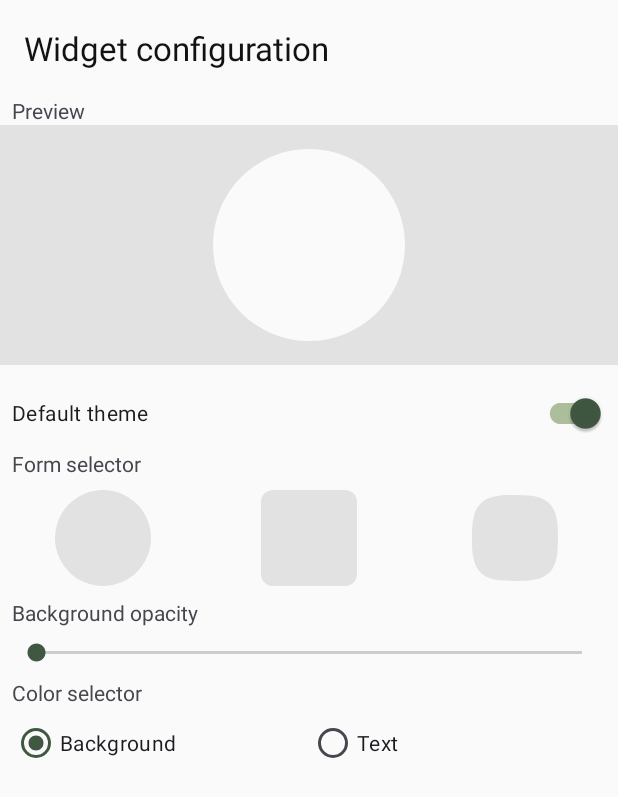
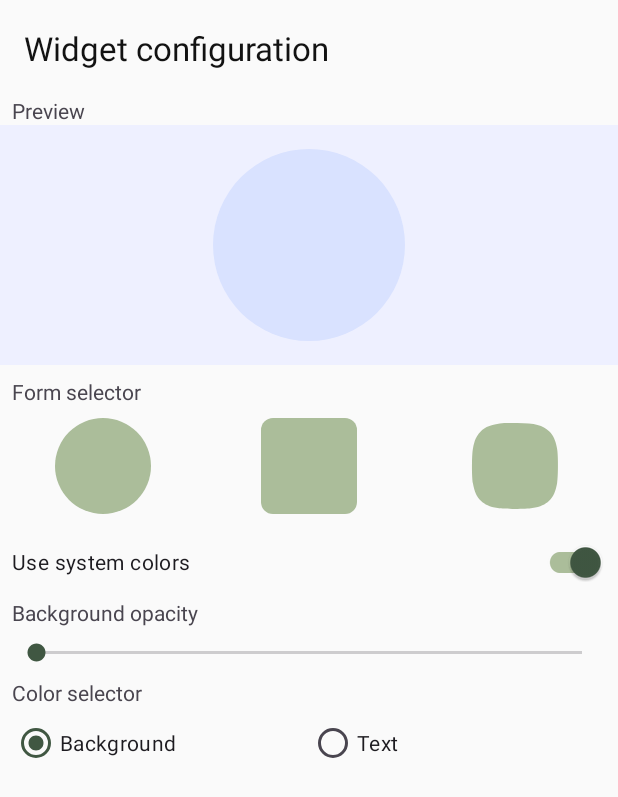
Before and after one commit to sergey-levko/today-app-android, an Android app: the DayOfYearWidgetConfigureActivity screen opened directly, with no data from a screen before it, on a phone screen of 412 x 824 dp. Shown: the top 797 px of the screen. Run offline under Robolectric (Android 15) with nearby library versions, the phone set to English and light mode, and no system bars; 1 statement that could not run was skipped.

Commit message:
TA-22 - Implementing widgets using system-based colors (#30)

```diff
--- a/app/build.gradle
+++ b/app/build.gradle
@@ -43,9 +43,9 @@ android {
 dependencies {
 
     def core_ktx_version = "1.7.0"
-    def appcompat_version = "1.3.1"
-    def android_material_version = "1.5.0-alpha05"
-    def constraintlayout_version = "2.1.1"
+    def appcompat_version = "1.4.0"
+    def android_material_version = "1.5.0-rc01"
+    def constraintlayout_version = "2.1.2"
     def preference_version = "1.1.1"
     def splashscreen_version = "1.0.0-alpha02"
 
--- a/app/src/main/kotlin/by/liauko/siarhei/app/today/activity/DayOfYearWidgetConfigureActivity.kt
+++ b/app/src/main/kotlin/by/liauko/siarhei/app/today/activity/DayOfYearWidgetConfigureActivity.kt
@@ -3,6 +3,7 @@ package by.liauko.siarhei.app.today.activity
 import android.appwidget.AppWidgetManager
 import android.content.Context
 import android.content.Intent
+import android.os.Build
 import android.os.Bundle
 import android.view.View
 import android.widget.ImageView
@@ -64,6 +65,12 @@ class DayOfYearWidgetConfigureActivity : AppCompatActivity() {
         viewBinding = ActivityWidgetConfigurationBinding.inflate(layoutInflater)
         setContentView(viewBinding.root)
 
+        if (Build.VERSION.SDK_INT >= Build.VERSION_CODES.S) {
+            viewBinding.themeSwitch.text = getString(R.string.widget_configuration_system_colors_switch)
+        } else {
+            viewBinding.themeSwitch.text = getString(R.string.widget_configuration_default_theme_switch)
+        }
+
         // Set the result to CANCELED.  This will cause the widget host to cancel
         // out of the widget placement if the user presses the back button.
         setResult(RESULT_CANCELED)
@@ -98,10 +105,10 @@ class DayOfYearWidgetConfigureActivity : AppCompatActivity() {
             val sharedPreferences = getSharedPreferences(getString(R.string.widget_shared_preferences_name), Context.MODE_PRIVATE)
             sharedPreferences.edit()
                 .putBoolean("${appWidgetId}_is_default", isDefaultTheme)
+                .putString("${appWidgetId}_form_name", model.form)
                 .apply()
             if (!isDefaultTheme) {
                 sharedPreferences.edit()
-                    .putString("${appWidgetId}_form_name", model.form)
                     .putInt("${appWidgetId}_background_color", model.backgroundColor)
                     .putInt("${appWidgetId}_opacity", model.opacity)
                     .putInt("${appWidgetId}_text_color", model.textColor)
@@ -128,12 +135,8 @@ class DayOfYearWidgetConfigureActivity : AppCompatActivity() {
             viewBinding.customizationForm.visibility = if (!isChecked) View.VISIBLE else View.GONE
 
             if (isChecked) {
-                viewBinding.widgetPreview.setImageResource(R.drawable.widget_background_circle)
                 viewBinding.widgetPreview.setColorFilter(getColor(R.color.widgetBackground))
-                viewBinding.dayPreviewText.setTextColor(getColor(R.color.primary))
-                viewBinding.circleForm.setColorFilter(getColor(R.color.primary))
-                viewBinding.rectangleForm.setColorFilter(getColor(R.color.widgetConfigFormsDisabled))
-                viewBinding.squircleForm.setColorFilter(getColor(R.color.widgetConfigFormsDisabled))
+                viewBinding.dayPreviewText.setTextColor(getColor(R.color.widgetText))
             }
 
             isDefaultTheme = isChecked
--- a/app/src/main/kotlin/by/liauko/siarhei/app/today/viewmodel/WidgetParametersViewModel.kt
+++ b/app/src/main/kotlin/by/liauko/siarhei/app/today/viewmodel/WidgetParametersViewModel.kt
@@ -17,5 +17,5 @@ class WidgetParametersViewModel(application: Application) : AndroidViewModel(app
     var backgroundColor: Int =
         getApplication<Application>().applicationContext.getColor(R.color.widgetBackground)
     var opacity: Int = ApplicationConstants.OPACITY_MAX_VALUE
-    var textColor: Int = getApplication<Application>().applicationContext.getColor(R.color.primary)
+    var textColor: Int = getApplication<Application>().applicationContext.getColor(R.color.widgetText)
 }
--- a/app/src/main/res/layout/activity_widget_configuration.xml
+++ b/app/src/main/res/layout/activity_widget_configuration.xml
@@ -45,29 +45,10 @@
             android:layout_height="wrap_content"
             android:textSize="@dimen/widget_config_preview_model_text_size"
             android:layout_centerInParent="true"
-            android:textColor="@color/primary"
+            android:textColor="@color/widgetText"
             android:textStyle="bold" />
 
     </RelativeLayout>
-
-    <com.google.android.material.switchmaterial.SwitchMaterial
-        android:id="@+id/theme_switch"
-        android:layout_width="match_parent"
-        android:layout_height="wrap_content"
-        android:layout_marginHorizontal="@dimen/widget_config_margin"
-        android:checked="true"
-        android:text="@string/widget_configuration_default_theme_switch" />
-
-    <androidx.core.widget.NestedScrollView
-        android:id="@+id/customization_form"
-        android:layout_width="match_parent"
-        android:layout_height="wrap_content"
-        android:scrollbars="none">
-
-        <LinearLayout
-            android:layout_width="match_parent"
-            android:layout_height="wrap_content"
-            android:orientation="vertical">
 
     <TextView
         android:layout_width="match_parent"
@@ -109,6 +90,25 @@
             android:contentDescription="@string/widget_configuration_squircle_form_description"/>
 
     </LinearLayout>
+
+    <com.google.android.material.switchmaterial.SwitchMaterial
+        android:id="@+id/theme_switch"
+        android:layout_width="match_parent"
+        android:layout_height="wrap_content"
+        android:layout_marginHorizontal="@dimen/widget_config_margin"
+        android:checked="true"
+        android:text="@string/widget_configuration_default_theme_switch" />
+
+    <androidx.core.widget.NestedScrollView
+        android:id="@+id/customization_form"
+        android:layout_width="match_parent"
+        android:layout_height="wrap_content"
+        android:scrollbars="none">
+
+        <LinearLayout
+            android:layout_width="match_parent"
+            android:layout_height="wrap_content"
+            android:orientation="vertical">
 
             <TextView
                 android:layout_width="match_parent"
--- /dev/null
+++ b/app/src/main/res/values-night-v31/colors.xml
@@ -0,0 +1,7 @@
+<?xml version="1.0" encoding="utf-8"?>
+<resources>
+    <color name="widgetBackground">@android:color/system_neutral1_800</color>
+    <color name="widgetText">@android:color/system_accent1_100</color>
+
+    <color name="widgetConfigBackground">@android:color/system_neutral1_700</color>
+</resources>
--- a/app/src/main/res/values-night/colors.xml
+++ b/app/src/main/res/values-night/colors.xml
@@ -19,6 +19,7 @@
     <color name="toolbarPrimary">#202020</color>
 
     <color name="widgetBackground">#202020</color>
+    <color name="widgetText">#ABBD9A</color>
 
     <color name="launchScreenBackground">#202020</color>
     <color name="launchScreenAppLogo">#ABBD9A</color>
--- /dev/null
+++ b/app/src/main/res/values-v31/colors.xml
@@ -0,0 +1,7 @@
+<?xml version="1.0" encoding="utf-8"?>
+<resources>
+    <color name="widgetBackground">@android:color/system_accent1_100</color>
+    <color name="widgetText">@android:color/system_neutral1_700</color>
+
+    <color name="widgetConfigBackground">@android:color/system_accent1_50</color>
+</resources>
--- a/app/src/main/res/values/colors.xml
+++ b/app/src/main/res/values/colors.xml
@@ -19,10 +19,11 @@
     <color name="toolbarPrimary">#FAFAFA</color>
 
     <color name="widgetBackground">#FAFAFA</color>
+    <color name="widgetText">#405742</color>
 
     <color name="launchScreenBackground">#405742</color>
     <color name="launchScreenAppLogo">#ECEDE8</color>
 
-    <color name="widgetConfigBackground">#E2E2E2</color>
-    <color name="widgetConfigFormsDisabled">#E2E2E2</color>
+    <color name="widgetConfigBackground">#ABBD9A</color>
+    <color name="widgetConfigFormsDisabled">#ABBD9A</color>
 </resources>
--- a/app/src/main/res/values/dimens.xml
+++ b/app/src/main/res/values/dimens.xml
@@ -21,6 +21,7 @@
 
     <!-- Dimens for widget layout -->
     <dimen name="widget_margin_bottom">14dp</dimen>
-    <dimen name="widget_layout_margin">2dp</dimen>
+    <dimen name="widget_layout_margin">3dp</dimen>
     <dimen name="widget_text_size">20sp</dimen>
+    <dimen name="widget_large_text_size">40sp</dimen>
 </resources>
--- a/app/src/main/res/values/strings.xml
+++ b/app/src/main/res/values/strings.xml
@@ -29,7 +29,8 @@
     <string name="widget_configuration_menu_confirm">Confirm</string>
     <string name="widget_configuration_preview">Preview</string>
     <string name="widget_configuration_preview_description">Widget preview</string>
-    <string name="widget_configuration_default_theme_switch">Default theme</string>
+    <string name="widget_configuration_default_theme_switch">Use default theme</string>
+    <string name="widget_configuration_system_colors_switch">Use system colors</string>
     <string name="widget_configuration_form_selector">Form selector</string>
     <string name="widget_configuration_circle_form_description">Circle</string>
     <string name="widget_configuration_rectangle_form_description">Rectangle</string>
--- a/app/src/main/res/xml/widget_info_day_of_year_2_2.xml
+++ b/app/src/main/res/xml/widget_info_day_of_year_2_2.xml
@@ -2,8 +2,8 @@
 <appwidget-provider
     xmlns:android="http://schemas.android.com/apk/res/android"
     android:configure="by.liauko.siarhei.app.today.activity.DayOfYearWidgetConfigureActivity"
-    android:initialKeyguardLayout="@layout/widget_day_of_year"
-    android:initialLayout="@layout/widget_day_of_year"
+    android:initialKeyguardLayout="@layout/widget_day_of_year_large"
+    android:initialLayout="@layout/widget_day_of_year_large"
     android:minWidth="110dp"
     android:minHeight="80dp"
     android:previewImage="@drawable/widget_2x2_preview"
--- a/build.gradle
+++ b/build.gradle
@@ -1,12 +1,12 @@
 // Top-level build file where you can add configuration options common to all sub-projects/modules.
 buildscript {
-    ext.kotlin_version = "1.5.31"
+    ext.kotlin_version = "1.6.10"
     repositories {
         google()
         mavenCentral()
     }
     dependencies {
-        def gradle_version = "7.0.2"
+        def gradle_version = "7.0.4"
 
         classpath "com.android.tools.build:gradle:$gradle_version"
         classpath "org.jetbrains.kotlin:kotlin-gradle-plugin:$kotlin_version"
```
Also changed, not shown: app/src/main/kotlin/by/liauko/siarhei/app/today/ApplicationConstants.kt (+0 -7 lines), app/src/main/kotlin/by/liauko/siarhei/app/today/widget/DayOfYearWidget.kt (+37 -18 lines), app/src/main/res/layout/widget_day_of_year_large.xml (renamed from app/src/main/res/drawable/ic_launcher_foreground.xml, +21 -13 lines), app/src/main/kotlin/by/liauko/siarhei/app/today/widget/DayOfYearBigWidget.kt (line endings or trailing spaces), 12 other files. Lines whose indentation alone changed are shown as unchanged.
